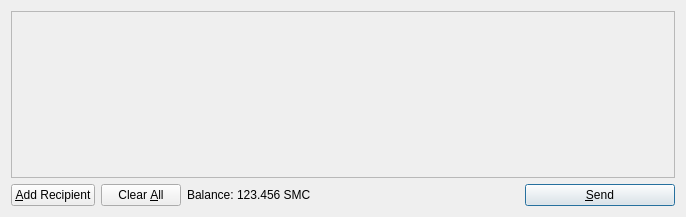
First picture: the form in src/qt/forms/sendcoinsdialog.ui, repository WinterseyeGaming/FreemanCoin, before the edit.
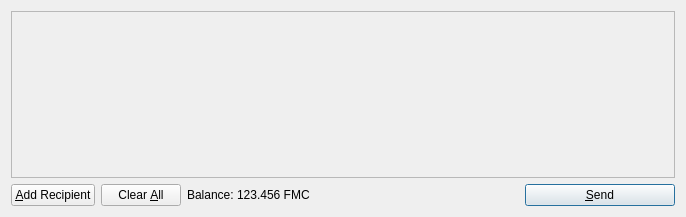
Second picture: the form after the edit. Icons and pictures are not drawn.

What changed in the file:
```diff
--- a/src/qt/forms/sendcoinsdialog.ui
+++ b/src/qt/forms/sendcoinsdialog.ui
@@ -119,7 +119,7 @@
           <cursorShape>IBeamCursor</cursorShape>
          </property>
          <property name="text">
-          <string>123.456 SMC</string>
+          <string>123.456 FMC</string>
          </property>
          <property name="textInteractionFlags">
           <set>Qt::LinksAccessibleByMouse|Qt::TextSelectableByKeyboard|Qt::TextSelectableByMouse</set>
```
